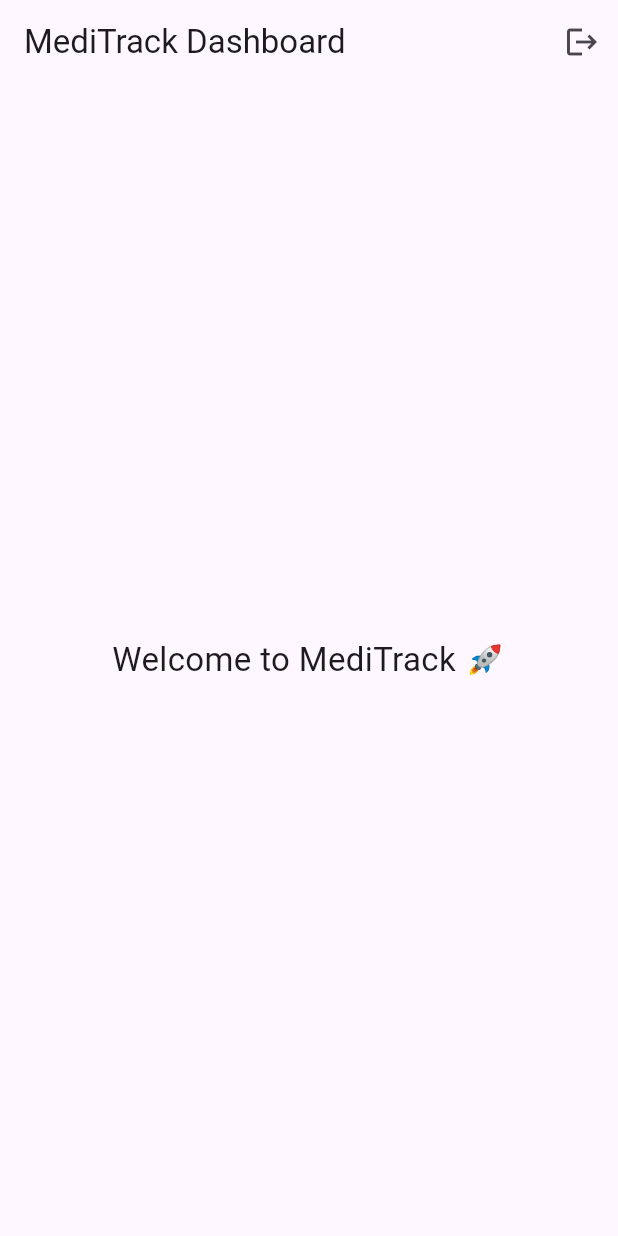
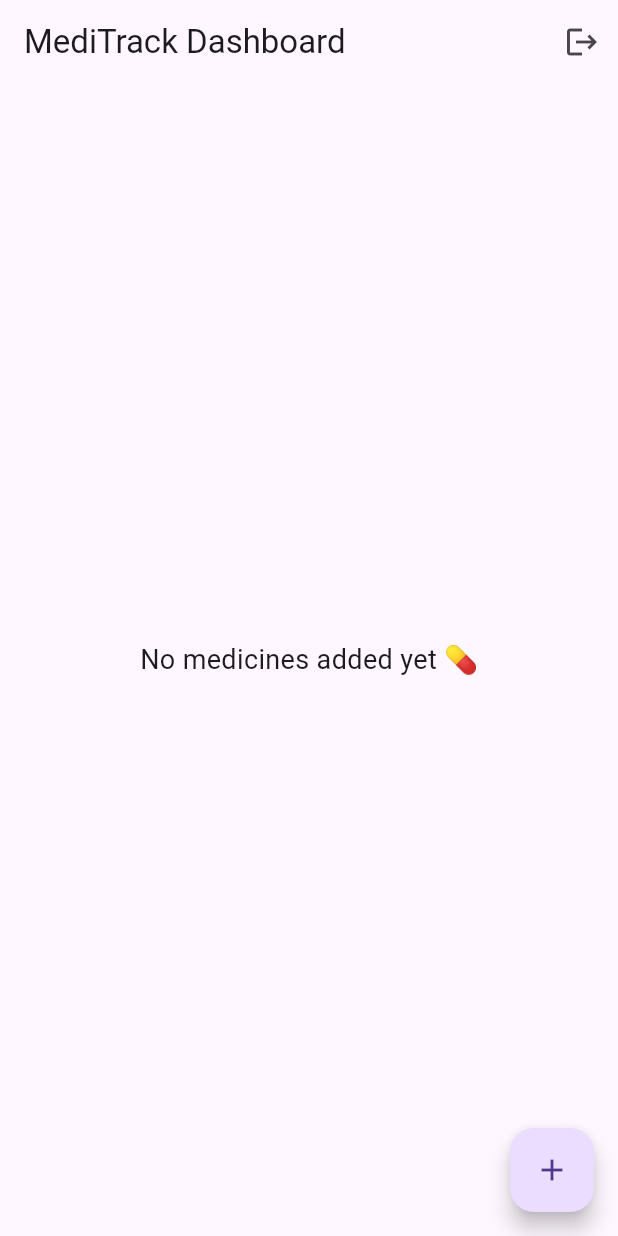
Before and after one commit to varun13523-jpg/meditrack, a Flutter app: the screen it shows once a user with an empty profile is signed in, on a phone screen of 412 x 824 dp. Run offline on Flutter 3.47's test engine with Material 3 defaults, Android fonts, the phone set to English and light mode, and no system bars; our stand-ins replace cloud_firestore, firebase_auth, firebase_core; accounts and stored records are empty.

Commit message:
add medicine feature + dashboard list

```diff
--- a/lib/home_page.dart
+++ b/lib/home_page.dart
@@ -1,11 +1,15 @@
+import 'package:flutter/material.dart';
+import 'package:cloud_firestore/cloud_firestore.dart';
 import 'package:firebase_auth/firebase_auth.dart';
-import 'package:flutter/material.dart';
+import 'add_medicine_page.dart';
 
 class HomePage extends StatelessWidget {
   const HomePage({super.key});
 
   @override
   Widget build(BuildContext context) {
+    final user = FirebaseAuth.instance.currentUser;
+
     return Scaffold(
       appBar: AppBar(
         title: const Text('MediTrack Dashboard'),
@@ -18,8 +22,57 @@ class HomePage extends StatelessWidget {
           ),
         ],
       ),
-      body: const Center(
-        child: Text('Welcome to MediTrack 🚀', style: TextStyle(fontSize: 22)),
+
+      floatingActionButton: FloatingActionButton(
+        child: const Icon(Icons.add),
+        onPressed: () {
+          Navigator.push(
+            context,
+            MaterialPageRoute(builder: (_) => const AddMedicinePage()),
+          );
+        },
+      ),
+      body: StreamBuilder<QuerySnapshot>(
+        stream: FirebaseFirestore.instance
+            .collection('medicines')
+            .where('userId', isEqualTo: FirebaseAuth.instance.currentUser!.uid)
+            .snapshots(),
+        builder: (context, snapshot) {
+          if (snapshot.connectionState == ConnectionState.waiting) {
+            return const Center(child: CircularProgressIndicator());
+          }
+
+          if (!snapshot.hasData || snapshot.data!.docs.isEmpty) {
+            return const Center(
+              child: Text(
+                'No medicines added yet 💊',
+                style: TextStyle(fontSize: 18),
+              ),
+            );
+          }
+
+          final medicines = snapshot.data!.docs;
+
+          return ListView.builder(
+            itemCount: medicines.length,
+            itemBuilder: (context, index) {
+              final data = medicines[index];
+
+              return Card(
+                margin: const EdgeInsets.all(10),
+                child: ListTile(
+                  title: Text(data['medicineName']),
+                  subtitle: Text('${data['dosage']} • ${data['time']}'),
+                  trailing: Icon(
+                    Icons.circle,
+                    color: data['active'] ? Colors.green : Colors.red,
+                    size: 12,
+                  ),
+                ),
+              );
+            },
+          );
+        },
       ),
     );
   }
--- a/pubspec.yaml
+++ b/pubspec.yaml
@@ -33,6 +33,7 @@ dependencies:
 
   firebase_auth: ^4.17.8
   firebase_core: ^2.32.0
+  cloud_firestore: ^4.15.4
   # The following adds the Cupertino Icons font to your application.
   # Use with the CupertinoIcons class for iOS style icons.
   cupertino_icons: ^1.0.8
```
Also changed, not shown: lib/add_medicine_page.dart (added, +84 -0 lines), pubspec.lock, 3 other files.
